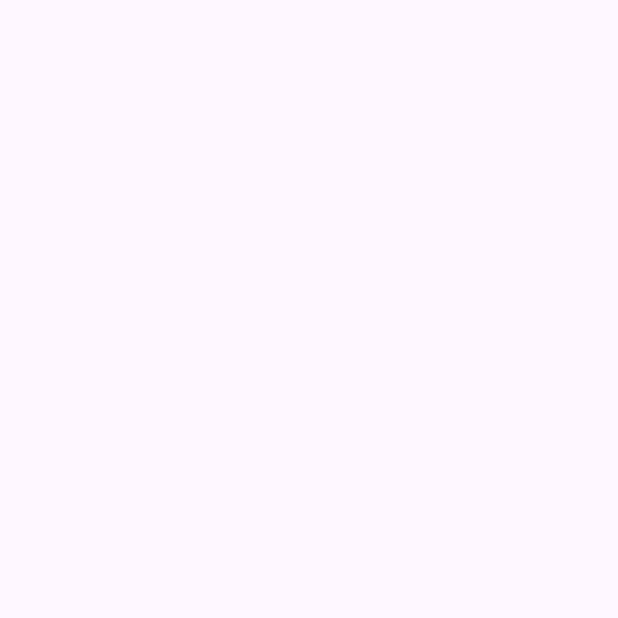
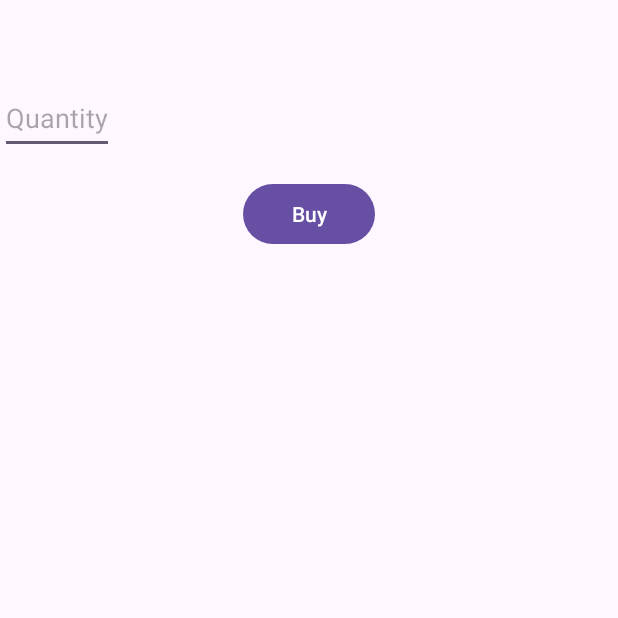
Before and after one commit to tkatcho/PFI, an Android app: the DescriptionPage screen opened directly, with no data from a screen before it, on a phone screen of 412 x 824 dp, the top half of it. Before the commit the part shown is empty. Run offline under Robolectric (Android 15) with nearby library versions, the phone set to English and light mode, and no system bars; our stand-ins replace data binding.

Commit message:
big commit

```diff
--- a/app/build.gradle.kts
+++ b/app/build.gradle.kts
@@ -25,6 +25,9 @@ android {
             )
         }
     }
+    buildFeatures{
+        dataBinding = true
+    }
     compileOptions {
         sourceCompatibility = JavaVersion.VERSION_1_8
         targetCompatibility = JavaVersion.VERSION_1_8
@@ -41,4 +44,5 @@ dependencies {
     androidTestImplementation("androidx.test.espresso:espresso-core:3.5.1")
     implementation ("com.google.android.exoplayer:exoplayer:2.18.7")
     implementation ("pl.droidsonroids.gif:android-gif-drawable:1.2.17")
+    annotationProcessor ("androidx.lifecycle:lifecycle-compiler:2.3.1")
 }
--- a/app/src/main/java/com/example/pfi/DescriptionPage.java
+++ b/app/src/main/java/com/example/pfi/DescriptionPage.java
@@ -1,14 +1,64 @@
 package com.example.pfi;
 
 import androidx.appcompat.app.AppCompatActivity;
+import androidx.databinding.DataBindingUtil;
 
 import android.os.Bundle;
+import android.text.Editable;
+import android.text.TextWatcher;
+import android.view.View;
+import android.widget.Toast;
+
+import com.example.pfi.classes.Produit;
+import com.example.pfi.databinding.ActivityDescriptionPageBinding;
+
+import java.util.Set;
 
 public class DescriptionPage extends AppCompatActivity {
+    private ActivityDescriptionPageBinding binding;
+    private Produit product;
 
     @Override
     protected void onCreate(Bundle savedInstanceState) {
         super.onCreate(savedInstanceState);
-        setContentView(R.layout.activity_description_page);
+        binding = DataBindingUtil.setContentView(this, R.layout.activity_description_page);
+
+        // Simulate a product (replace with your actual product)
+        product = new Produit("Breakfast",5,"Un bon dejeuner", R.drawable.vegetable,5);
+
+        binding.setProduct(product);
+
+         //Set up two-way data binding for the quantity input
+        binding.setQuantityInput(String.valueOf(product.getQuantite()));
+        binding.quantityEditText.addTextChangedListener(new TextWatcher() {
+            @Override
+            public void beforeTextChanged(CharSequence charSequence, int i, int i1, int i2) {}
+
+            @Override
+            public void onTextChanged(CharSequence charSequence, int i, int i1, int i2) {
+                try {
+                    int newQuantity = Integer.parseInt(charSequence.toString());
+                    product.setQuantite(newQuantity);
+                } catch (NumberFormatException e) {
+                }
+            }
+
+            @Override
+            public void afterTextChanged(Editable editable) {}
+        });
+    }
+
+    public void onBuyButtonClick(View view) {
+        // Handle the buy button click here
+        int quantityToBuy = product.getQuantite();
+
+        // Check if quantity is within the allowed range (minimum and maximum)
+        if (quantityToBuy > 0 && quantityToBuy < product.getQuantite()) {
+
+            // Perform the purchase or other action
+            // You can access the quantity as product.getQuantity()
+        } else {
+            Toast.makeText(this, "Invalid quantity selected.", Toast.LENGTH_SHORT).show();
+        }
     }
 }
--- a/app/src/main/java/com/example/pfi/MainActivity.java
+++ b/app/src/main/java/com/example/pfi/MainActivity.java
@@ -23,6 +23,7 @@ import android.view.animation.Animation;
 import android.view.animation.AnimationUtils;
 import android.widget.ImageButton;
 import android.widget.TextView;
+import android.widget.Toast;
 
 import java.lang.reflect.Type;
 
@@ -53,6 +54,8 @@ public class MainActivity extends AppCompatActivity {
         TextView errorMessage = findViewById(R.id.messageTextView);
         errorMessage.setText("salut");
 
+        //si pas bon, on met ce toast pour avoir les points de notif, aussi mettre le errormessage a se qu'il faut.
+        Toast.makeText(this, "invalid, try again", Toast.LENGTH_SHORT).show();
         Intent intent = new Intent(this, MenuPage.class);
         intent.putExtra("user","salut");
         startActivity(intent);
--- a/app/src/main/java/com/example/pfi/MenuPage.java
+++ b/app/src/main/java/com/example/pfi/MenuPage.java
@@ -83,6 +83,10 @@ public class MenuPage extends AppCompatActivity {
         produitList.add(new Produit("Legumes",10,"Un bon choix vegetarien",R.drawable.vegetable,5));
     }
 
+    public void test(View view){
+        Intent intent = new Intent(this, DescriptionPage.class);
+        startActivity(intent);
+    }
     public void Buy(View view){
         Intent intent = new Intent(this, PanierPageActivity.class);
         intent.putExtra("panier",panier);
--- a/app/src/main/res/layout/activity_description_page.xml
+++ b/app/src/main/res/layout/activity_description_page.xml
@@ -1,9 +1,73 @@
 <?xml version="1.0" encoding="utf-8"?>
-<androidx.constraintlayout.widget.ConstraintLayout xmlns:android="http://schemas.android.com/apk/res/android"
+<layout xmlns:android="http://schemas.android.com/apk/res/android"
     xmlns:app="http://schemas.android.com/apk/res-auto"
-    xmlns:tools="http://schemas.android.com/tools"
-    android:layout_width="match_parent"
-    android:layout_height="match_parent"
-    tools:context=".DescriptionPage">
+    xmlns:tools="http://schemas.android.com/tools">
+    <data>
+        <variable
+            name="product"
+            type="com.example.pfi.classes.Produit" />
 
-</androidx.constraintlayout.widget.ConstraintLayout>
+        <!-- Variable for the quantity input -->
+        <variable
+            name="quantityInput"
+            type="String" />
+    </data>
+
+    <!-- Root layout -->
+    <RelativeLayout
+        android:layout_width="match_parent"
+        android:layout_height="match_parent">
+
+        <!-- Product Image -->
+
+        <!-- Product Name -->
+
+        <ImageView
+            android:id="@+id/productImageView"
+            android:layout_width="113dp"
+            android:layout_height="111dp"
+            android:layout_alignBottom="@+id/buyButton"
+            android:layout_alignParentEnd="true"
+            android:layout_marginEnd="146dp"
+            android:layout_marginBottom="-283dp"
+            android:scaleType="fitCenter"
+            app:imageResource="@{product.imagePath}"/>
+
+        <TextView
+            android:id="@+id/productNameTextView"
+            android:layout_width="wrap_content"
+            android:layout_height="wrap_content"
+            android:text="@{product.nom}" />
+
+        <!-- Product Description (You can customize the layout) -->
+        <TextView
+            android:id="@+id/productDescriptionTextView"
+            android:layout_width="match_parent"
+            android:layout_height="wrap_content"
+            android:layout_below="@id/productNameTextView"
+            android:text="@{product.description}" />
+
+        <!-- Quantity Input -->
+        <EditText
+            android:id="@+id/quantityEditText"
+            android:layout_width="wrap_content"
+            android:layout_height="wrap_content"
+            android:layout_below="@id/productDescriptionTextView"
+            android:layout_marginTop="16dp"
+            android:hint="Quantity"
+            android:inputType="number"
+            android:minHeight="48dp"
+            android:text="@={quantityInput}" />
+
+        <!-- Buy Button -->
+        <Button
+            android:id="@+id/buyButton"
+            android:layout_width="wrap_content"
+            android:layout_height="wrap_content"
+            android:layout_below="@id/quantityEditText"
+            android:layout_centerHorizontal="true"
+            android:layout_marginTop="16dp"
+            android:text="Buy"
+            android:onClick="onBuyButtonClick" />
+    </RelativeLayout>
+</layout>
--- a/app/src/main/res/layout/activity_menu_page.xml
+++ b/app/src/main/res/layout/activity_menu_page.xml
@@ -12,4 +12,11 @@
         android:layout_width="match_parent"
 
         android:layout_height="match_parent" />
+
+    <Button
+        android:id="@+id/produit"
+        android:layout_width="wrap_content"
+        android:layout_height="wrap_content"
+        android:onClick="test"
+        android:text="Button" />
 </RelativeLayout>
```
